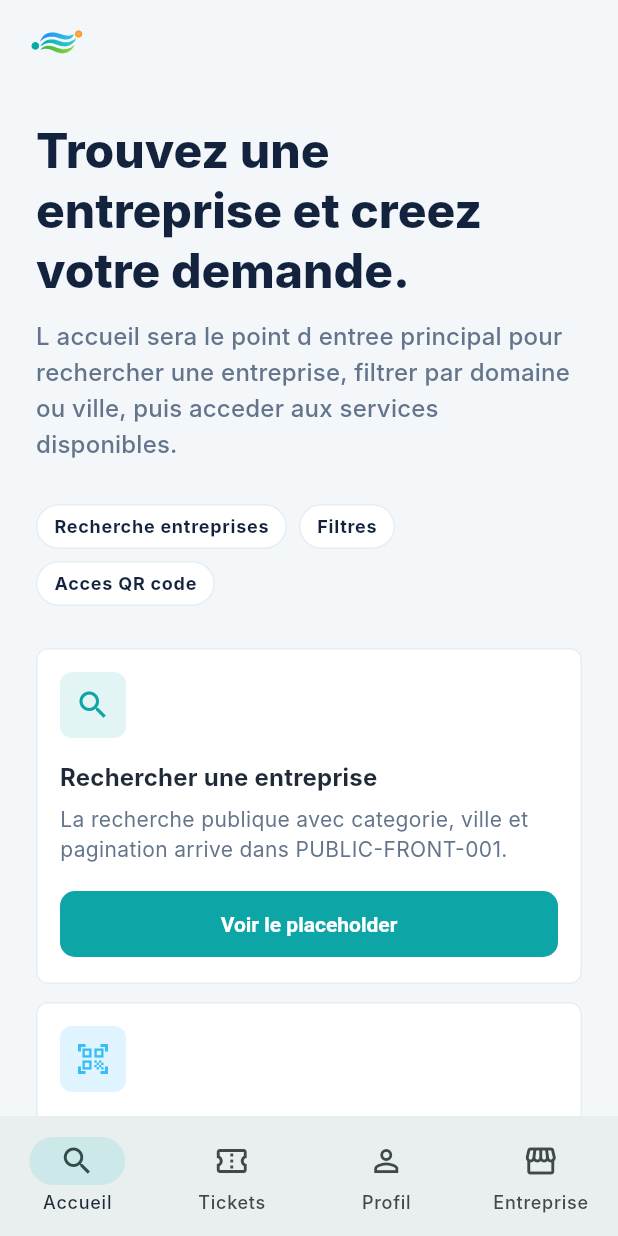
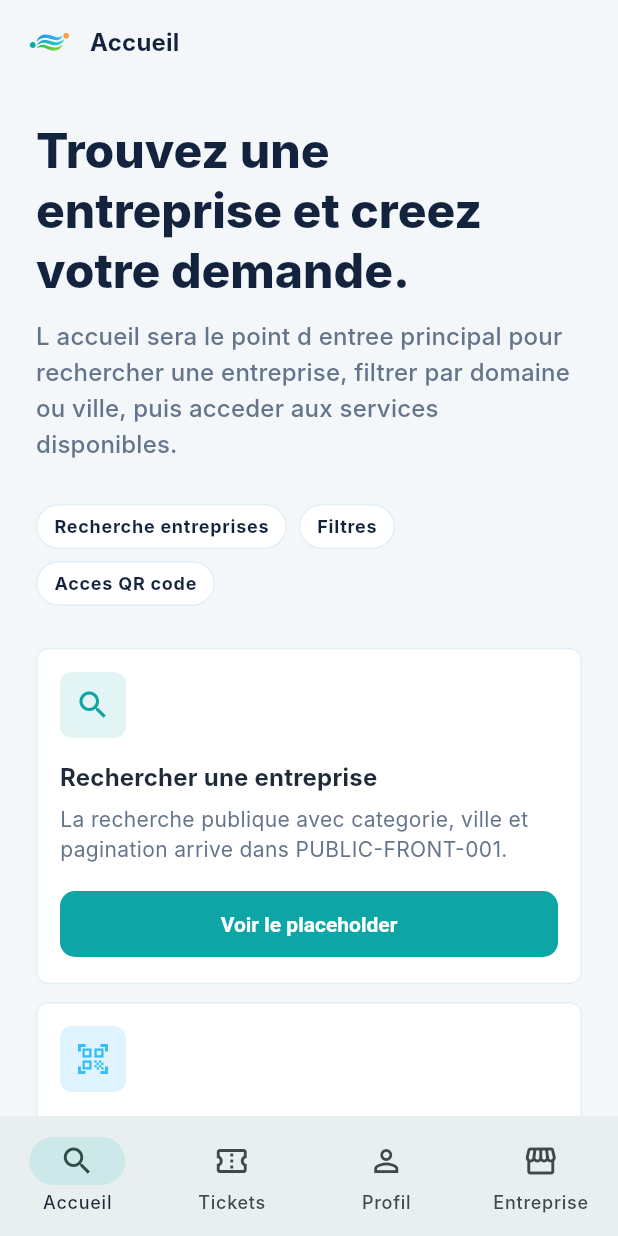
Before and after one commit to Darkstorm97/flowmova-frontend, a Flutter app: the screen it shows after launch, on a phone screen of 412 x 824 dp. Run offline on Flutter 3.47's test engine with Material 3 defaults, Android fonts, the phone set to English and light mode, and no system bars; our stand-ins replace flutter_svg, shared_preferences; Roboto replaces fonts that are missing (Inter).

Commit message:
Unify app bar page titles

```diff
--- a/lib/src/features/auth/presentation/auth_form_shell.dart
+++ b/lib/src/features/auth/presentation/auth_form_shell.dart
@@ -2,6 +2,7 @@ import 'package:flutter/material.dart';
 
 import '../../../core/theme/flow_mova_colors.dart';
 import '../../../core/theme/flow_mova_radii.dart';
+import '../../../shared/widgets/flow_mova_app_bar_title.dart';
 import '../../../shared/widgets/flow_mova_logo.dart';
 
 class AuthFormShell extends StatelessWidget {
@@ -23,13 +24,7 @@ class AuthFormShell extends StatelessWidget {
     final wideLayout = mediaQuery.size.width >= 840;
 
     return Scaffold(
-      appBar: AppBar(
-        title: const FlowMovaLogo(
-          variant: FlowMovaLogoVariant.mark,
-          width: 44,
-          height: 44,
-        ),
-      ),
+      appBar: AppBar(title: FlowMovaAppBarTitle(title: title)),
       body: SafeArea(
         child: ColoredBox(
           color: FlowMovaColors.cloud,
--- a/lib/src/features/navigation/presentation/flow_mova_navigation_shell.dart
+++ b/lib/src/features/navigation/presentation/flow_mova_navigation_shell.dart
@@ -2,6 +2,7 @@ import 'package:flutter/material.dart';
 
 import '../../../app/app_routes.dart';
 import '../../../core/theme/flow_mova_colors.dart';
+import '../../../shared/widgets/flow_mova_app_bar_title.dart';
 import '../../../shared/widgets/flow_mova_logo.dart';
 
 class FlowMovaNavigationShell extends StatelessWidget {
@@ -26,13 +27,7 @@ class FlowMovaNavigationShell extends StatelessWidget {
 
         if (useBottomNavigation) {
           return Scaffold(
-            appBar: AppBar(
-              title: const FlowMovaLogo(
-                variant: FlowMovaLogoVariant.mark,
-                width: 44,
-                height: 44,
-              ),
-            ),
+            appBar: AppBar(title: FlowMovaAppBarTitle(title: _pageTitle)),
             body: content,
             bottomNavigationBar: NavigationBar(
               selectedIndex: _selectedIndex,
@@ -119,6 +114,13 @@ class FlowMovaNavigationShell extends StatelessWidget {
     _ => 0,
   };
 
+  String get _pageTitle => switch (selectedRoute) {
+    AppRoutes.tickets => 'Tickets',
+    AppRoutes.profile => 'Profil',
+    AppRoutes.business => 'Entreprise',
+    _ => 'Accueil',
+  };
+
   void _goToIndex(BuildContext context, int index) {
     final targetRoute = switch (index) {
       1 => AppRoutes.tickets,
--- a/lib/src/features/placeholders/presentation/feature_placeholder_screen.dart
+++ b/lib/src/features/placeholders/presentation/feature_placeholder_screen.dart
@@ -1,6 +1,7 @@
 import 'package:flutter/material.dart';
 
 import '../../../core/theme/flow_mova_colors.dart';
+import '../../../shared/widgets/flow_mova_app_bar_title.dart';
 
 class FeaturePlaceholderScreen extends StatelessWidget {
   const FeaturePlaceholderScreen({
@@ -17,7 +18,7 @@ class FeaturePlaceholderScreen extends StatelessWidget {
     final textTheme = Theme.of(context).textTheme;
 
     return Scaffold(
-      appBar: AppBar(title: Text(title)),
+      appBar: AppBar(title: FlowMovaAppBarTitle(title: title)),
       body: SafeArea(
         child: Center(
           child: ConstrainedBox(
--- a/lib/src/features/placeholders/presentation/not_found_screen.dart
+++ b/lib/src/features/placeholders/presentation/not_found_screen.dart
@@ -2,6 +2,7 @@ import 'package:flutter/material.dart';
 
 import '../../../app/app_routes.dart';
 import '../../../core/theme/flow_mova_colors.dart';
+import '../../../shared/widgets/flow_mova_app_bar_title.dart';
 
 class NotFoundScreen extends StatelessWidget {
   const NotFoundScreen({required this.routeName, super.key});
@@ -13,7 +14,9 @@ class NotFoundScreen extends StatelessWidget {
     final textTheme = Theme.of(context).textTheme;
 
     return Scaffold(
-      appBar: AppBar(title: const Text('Page introuvable')),
+      appBar: AppBar(
+        title: const FlowMovaAppBarTitle(title: 'Page introuvable'),
+      ),
       body: SafeArea(
         child: Center(
           child: ConstrainedBox(
--- /dev/null
+++ b/lib/src/shared/widgets/flow_mova_app_bar_title.dart
@@ -0,0 +1,35 @@
+import 'package:flutter/material.dart';
+
+import '../../core/theme/flow_mova_colors.dart';
+import 'flow_mova_logo.dart';
+
+class FlowMovaAppBarTitle extends StatelessWidget {
+  const FlowMovaAppBarTitle({required this.title, super.key});
+
+  final String title;
+
+  @override
+  Widget build(BuildContext context) {
+    return Row(
+      children: [
+        const FlowMovaLogo(
+          variant: FlowMovaLogoVariant.mark,
+          width: 34,
+          height: 34,
+        ),
+        const SizedBox(width: 10),
+        Expanded(
+          child: Text(
+            title,
+            maxLines: 1,
+            overflow: TextOverflow.ellipsis,
+            style: Theme.of(context).textTheme.titleMedium?.copyWith(
+              color: FlowMovaColors.logoInk,
+              fontWeight: FontWeight.w700,
+            ),
+          ),
+        ),
+      ],
+    );
+  }
+}
```
Also changed, not shown: 1 other file.
